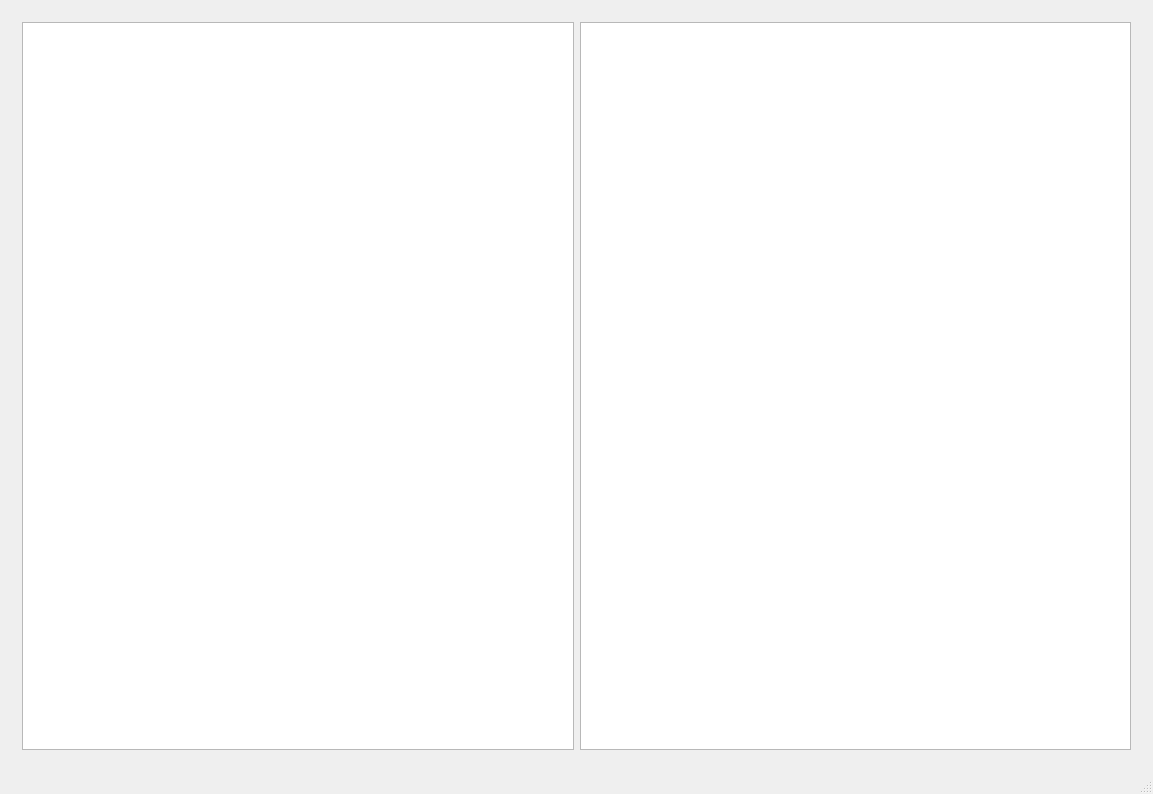
This is node/hud/hudmainwindow.ui in hyperborg/hyperborg as Qt 5 draws it before an edit. The edited form follows.
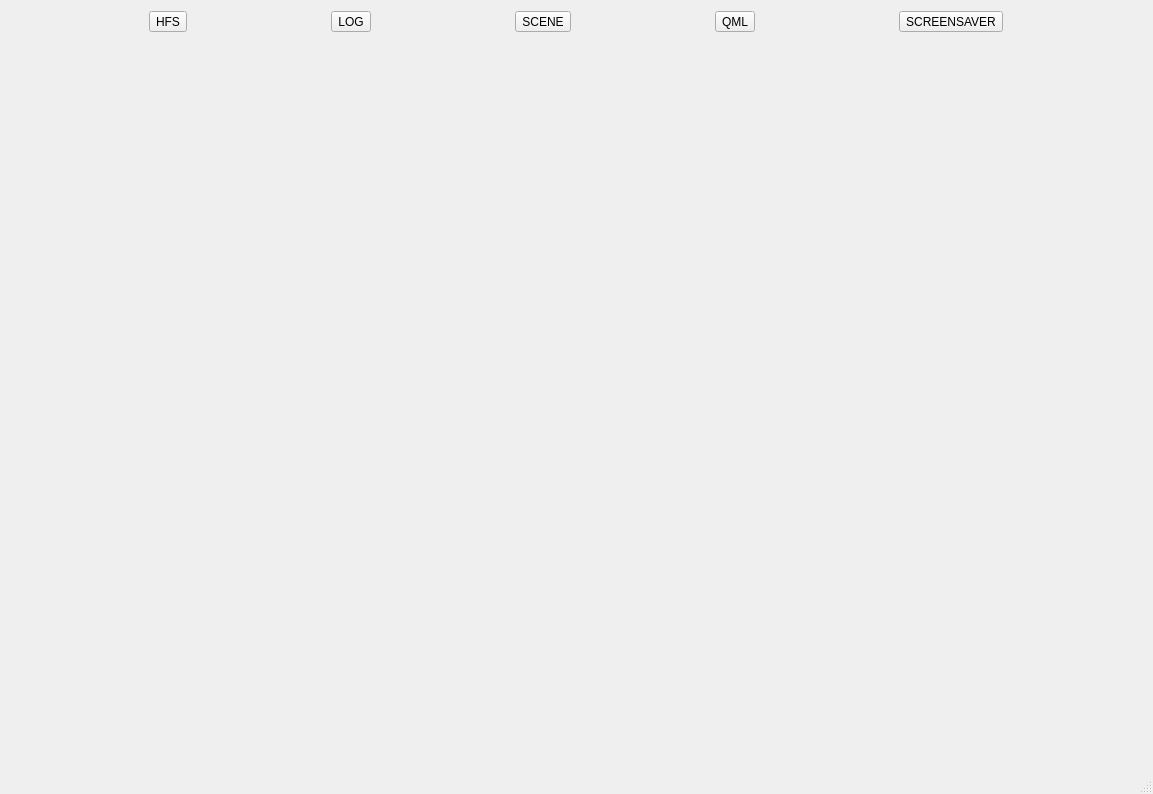
This is the edited form. The open tabs and pages were chosen to show the change.

Commit message: Adding scene and view

What changed in the file:
```diff
--- a/node/hud/hudmainwindow.ui
+++ b/node/hud/hudmainwindow.ui
@@ -19,11 +19,66 @@
   <widget class="QWidget" name="centralWidget">
    <layout class="QVBoxLayout" name="verticalLayout">
     <item>
-     <widget class="QStackedWidget" name="stackedWidget">
+     <layout class="QHBoxLayout" name="horizontalLayout_2">
+      <item>
+       <widget class="QToolButton" name="nav_hfs">
+        <property name="text">
+         <string>HFS</string>
+        </property>
+        <property name="toolButtonStyle">
+         <enum>Qt::ToolButtonTextUnderIcon</enum>
+        </property>
+       </widget>
+      </item>
+      <item>
+       <widget class="QToolButton" name="nav_log">
+        <property name="text">
+         <string>LOG</string>
+        </property>
+        <property name="toolButtonStyle">
+         <enum>Qt::ToolButtonTextUnderIcon</enum>
+        </property>
+       </widget>
+      </item>
+      <item>
+       <widget class="QToolButton" name="nav_scene">
+        <property name="text">
+         <string>SCENE</string>
+        </property>
+        <property name="toolButtonStyle">
+         <enum>Qt::ToolButtonTextUnderIcon</enum>
+        </property>
+       </widget>
+      </item>
+      <item>
+       <widget class="QToolButton" name="nav_qml">
+        <property name="text">
+         <string>QML</string>
+        </property>
+        <property name="toolButtonStyle">
+         <enum>Qt::ToolButtonTextUnderIcon</enum>
+        </property>
+       </widget>
+      </item>
+      <item>
+       <widget class="QToolButton" name="nav_screensaver">
+        <property name="text">
+         <string>SCREENSAVER</string>
+        </property>
+        <property name="toolButtonStyle">
+         <enum>Qt::ToolButtonTextUnderIcon</enum>
+        </property>
+       </widget>
+      </item>
+     </layout>
+    </item>
+    <item>
+     <widget class="QStackedWidget" name="mainstack">
       <property name="currentIndex">
        <number>2</number>
       </property>
-      <widget class="QWidget" name="errorPage">
+      <widget class="QWidget" name="hfsPage"/>
+      <widget class="QWidget" name="logPage">
        <layout class="QHBoxLayout" name="horizontalLayout">
         <item>
          <widget class="QTreeView" name="hfsTreeView"/>
```
Left out of the diff: 3 changed lines with no effect on the pictures. The commit also changes 7 other files.
